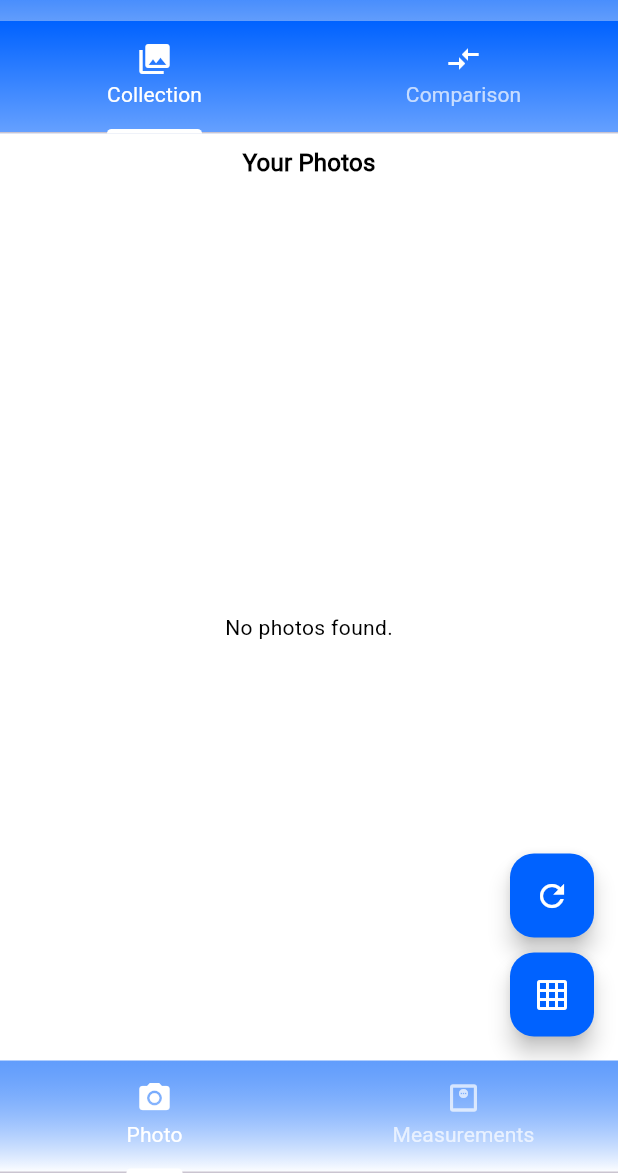
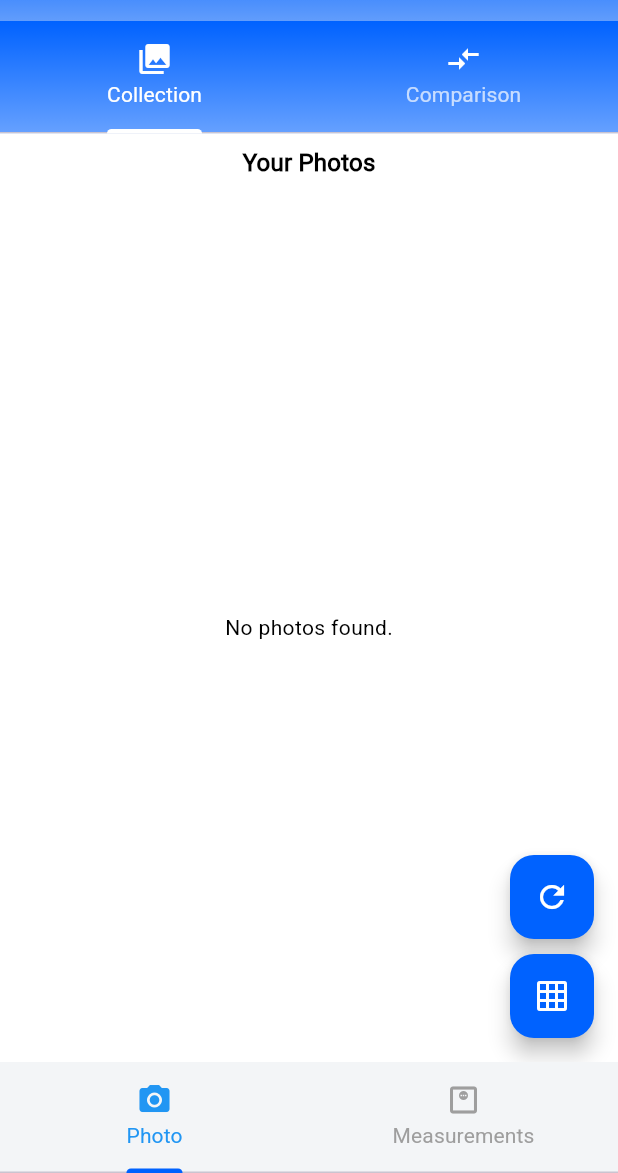
Before and after one commit to PedemonteGiacomo/ISYFIT, a Flutter app: the _IsyLabTwoTabScreen screen opened directly, tab 3 chosen, on a phone screen of 412 x 824 dp, the part 63-1236 px from its top. Run offline on Flutter 3.47's test engine with Material 3 defaults, Android fonts, the phone set to English and light mode, and no system bars; our stand-ins replace animated_text_kit, app_links, cloud_firestore, dropdown_button2, file_picker, firebase_auth and 10 more; missing offline and left inert: firebase_app_check, flutter_pdfview, flutter_stripe; accounts and stored records are empty; network calls fail.

Commit message:
fix: revert gradient changes in IsyLab tab screen

```diff
--- a/lib/presentation/screens/isy_lab/isy_lab_main_screen.dart
+++ b/lib/presentation/screens/isy_lab/isy_lab_main_screen.dart
@@ -76,37 +76,22 @@ class _IsyLabTwoTabScreen extends StatelessWidget {
 
   @override
   Widget build(BuildContext context) {
-    final theme = Theme.of(context);
     final String actualClientUid =
         clientUid ?? FirebaseAuth.instance.currentUser?.uid ?? '';
     return DefaultTabController(
       length: 2, // Changed from 3 to 2
       initialIndex: 1, // If you want "Measurements" as default
       child: Scaffold(
-        bottomNavigationBar: Container(
-          decoration: BoxDecoration(
-            gradient: LinearGradient(
-              colors: [
-                theme.colorScheme.primary.withOpacity(0.6),
-                Colors.white,
-              ],
-              begin: Alignment.topCenter,
-              end: Alignment.bottomCenter,
-            ),
-          ),
-          child: TabBar(
-            tabs: const [
+        bottomNavigationBar: const TabBar(
+          tabs: [
             Tab(icon: Icon(Icons.photo_camera), text: "Photo"),
             Tab(
                 icon: Icon(Icons.monitor_weight_outlined),
                 text: "Measurements"),
             // Removed bodyfat tab
           ],
-            labelColor: theme.colorScheme.onPrimary,
-            unselectedLabelColor: theme.colorScheme.onPrimary.withOpacity(0.7),
-            indicatorColor: Colors.white,
-            indicatorWeight: 3,
-          ),
+          labelColor: Colors.blue,
+          unselectedLabelColor: Colors.grey,
         ),
         appBar: GradientAppBar(
           title: "IsyLab",
```
Lines whose indentation alone changed are shown as unchanged.
